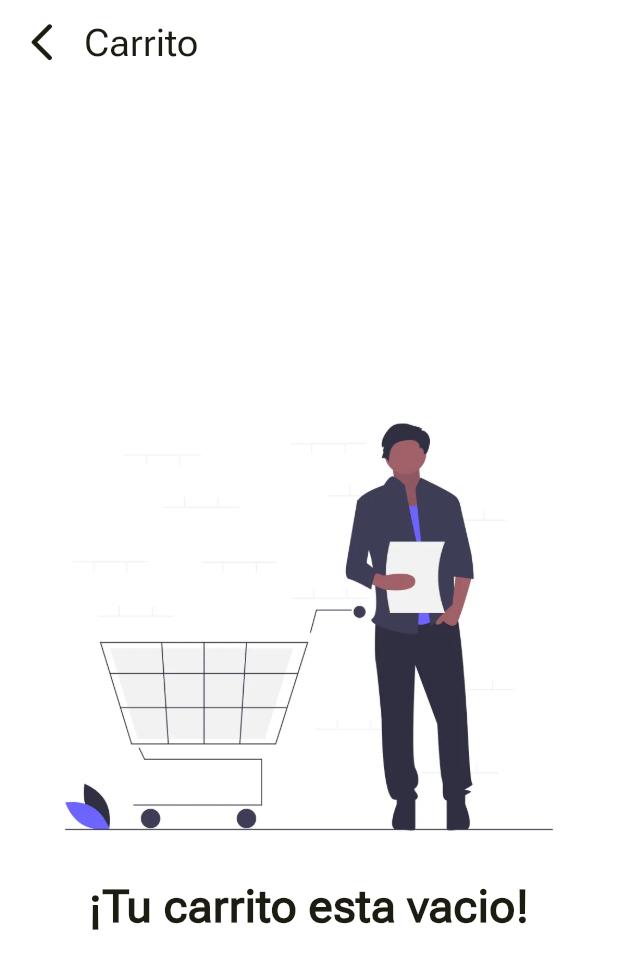
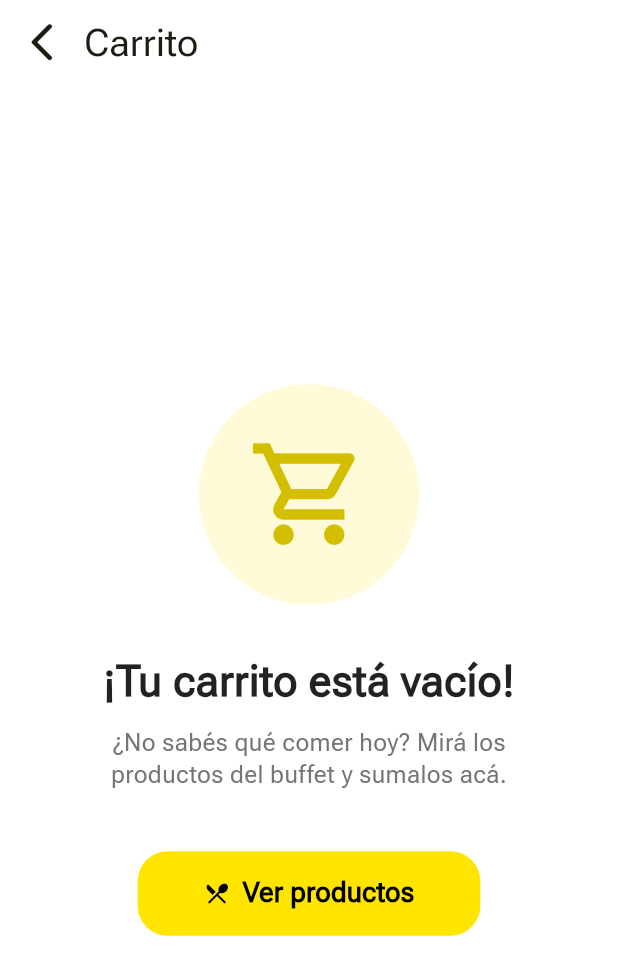
Before and after one commit to D4rkam/YaPasoApp, a Flutter app: the ShoppingCartScreen screen opened by its route, on a phone screen of 412 x 824 dp. Shown: the top 975 px of the screen. Run offline on Flutter 3.47's test engine with Material 3 defaults, Android fonts, the phone set to English and light mode, and no system bars; drawn by our look-alikes of flutter_animate; our stand-ins replace cached_network_image, carousel_slider, connectivity_plus, dio, flutter_screenutil, get and 3 more; missing offline and left inert: local_auth_android, local_auth_darwin; accounts and stored records are empty; network calls fail.

Commit message:
feat: agregar manejo de estados de carga y error en la búsqueda de productos, y nuevo estado animado para carrito vacío

```diff
--- a/lib/app/ui/pages/shopping_cart/shopping_cart.dart
+++ b/lib/app/ui/pages/shopping_cart/shopping_cart.dart
@@ -1,5 +1,6 @@
 import 'package:cached_network_image/cached_network_image.dart';
 import 'package:flutter/material.dart';
+import 'package:flutter_animate/flutter_animate.dart';
 import 'package:get/get.dart';
 import 'package:prueba_buffet/app/controllers/shopping_cart_controller.dart';
 import 'package:prueba_buffet/app/ui/global_widgets/counter_product.dart';
@@ -9,6 +10,7 @@ import 'package:prueba_buffet/utils/helpers/image_helper.dart';
 class ShoppingCartScreen extends StatelessWidget with ResponsiveMixin {
   ShoppingCartScreen({super.key});
   final ShoppingCartController controller = Get.find<ShoppingCartController>();
+
   @override
   Widget build(BuildContext context) {
     return Scaffold(
@@ -30,34 +32,109 @@ class ShoppingCartScreen extends StatelessWidget with ResponsiveMixin {
             style:
                 TextStyle(fontSize: setSp(25), fontWeight: FontWeight.normal),
           ),
-          // actions: [
-          //   IconButton(
-          //     onPressed: () {},
-          //     icon: const Icon(Icons.search_rounded),
-          //     iconSize: setSp(32),
-          //   ),
-          //   IconButton(
-          //     onPressed: () {},
-          //     icon: const Icon(Icons.filter_alt_rounded),
-          //     iconSize: setSp(32),
-          //   ),
-          //   SizedBox(width: setWidth(20))
-          // ],
         ),
         body: Obx(() => (controller.cartItems.isEmpty)
-            ? Center(
-                child: Column(
-                    crossAxisAlignment: CrossAxisAlignment.center,
-                    mainAxisAlignment: MainAxisAlignment.center,
-                    children: [
-                      Image.asset("assets/images/cart_empty.webp"),
-                      Text("¡Tu carrito esta vacio!",
-                          style: TextStyle(
-                              fontSize: setSp(30),
-                              fontWeight: FontWeight.bold)),
-                    ]),
-              )
+            ? EmptyCartState()
             : ScreenWithItems(controller: controller)));
+  }
+}
+
+// ---------------------------------------------------------
+// NUEVO: ESTADO DE CARRITO VACÍO ANIMADO Y ESTÉTICO
+// ---------------------------------------------------------
+class EmptyCartState extends StatelessWidget with ResponsiveMixin {
+  EmptyCartState({super.key});
+
+  @override
+  Widget build(BuildContext context) {
+    return Center(
+      child: Column(
+        mainAxisAlignment: MainAxisAlignment.center,
+        children: [
+          Container(
+            padding: EdgeInsets.all(setWidth(30)),
+            decoration: BoxDecoration(
+              color: const Color(0xFFFFE500)
+                  .withOpacity(0.15), // Fondo circular suave
+              shape: BoxShape.circle,
+            ),
+            child: Icon(
+              Icons.shopping_cart_outlined,
+              size: setSp(80),
+              color: const Color(0xFFD4BE00),
+            ),
+          )
+              .animate(onPlay: (controller) => controller.repeat(reverse: true))
+              .moveY(
+                  begin: -5, end: 5, duration: 2000.ms, curve: Curves.easeInOut)
+              .scale(
+                  begin: const Offset(0.95, 0.95),
+                  end: const Offset(1.05, 1.05),
+                  duration: 2000.ms),
+
+          SizedBox(height: setHeight(30)),
+
+          // 2. Texto Principal
+          Text(
+            "¡Tu carrito está vacío!",
+            style: TextStyle(
+              fontSize: setSp(28),
+              fontWeight: FontWeight.bold,
+              color: Colors.black87,
+            ),
+          ).animate().fadeIn(duration: 400.ms).slideY(begin: 0.2, end: 0),
+
+          SizedBox(height: setHeight(10)),
+
+          // 3. Subtítulo amigable
+          Padding(
+            padding: EdgeInsets.symmetric(horizontal: setWidth(40)),
+            child: Text(
+              "¿No sabés qué comer hoy? Mirá los productos del buffet y sumalos acá.",
+              textAlign: TextAlign.center,
+              style: TextStyle(
+                fontSize: setSp(16),
+                color: Colors.grey.shade600,
+                height: 1.3,
+              ),
+            ),
+          ).animate().fadeIn(delay: 200.ms, duration: 400.ms),
+
+          SizedBox(height: setHeight(40)),
+
+          // 4. Botón de acción
+          ElevatedButton.icon(
+            onPressed: () {
+              Get.toNamed(
+                "/products",
+              );
+            },
+            icon:
+                const Icon(Icons.restaurant_menu_rounded, color: Colors.black),
+            label: Text(
+              "Ver productos",
+              style: TextStyle(
+                color: Colors.black,
+                fontSize: setSp(18),
+                fontWeight: FontWeight.w600,
+              ),
+            ),
+            style: ElevatedButton.styleFrom(
+              backgroundColor: const Color(0xFFFFE500),
+              padding: EdgeInsets.symmetric(
+                  horizontal: setWidth(40), vertical: setHeight(15)),
+              shape: RoundedRectangleBorder(
+                borderRadius: BorderRadius.circular(20),
+              ),
+              elevation: 0, // Más plano, moderno
+            ),
+          )
+              .animate()
+              .fadeIn(delay: 400.ms)
+              .scale(begin: const Offset(0.8, 0.8)),
+        ],
+      ),
+    );
   }
 }
 
```
Also changed, not shown: lib/app/controllers/home_controller.dart (+31 -13 lines), lib/app/ui/pages/home/home.dart (+5 -4 lines), assets/images/cart_empty.webp (deleted), assets/images/not_load.webp (deleted).
